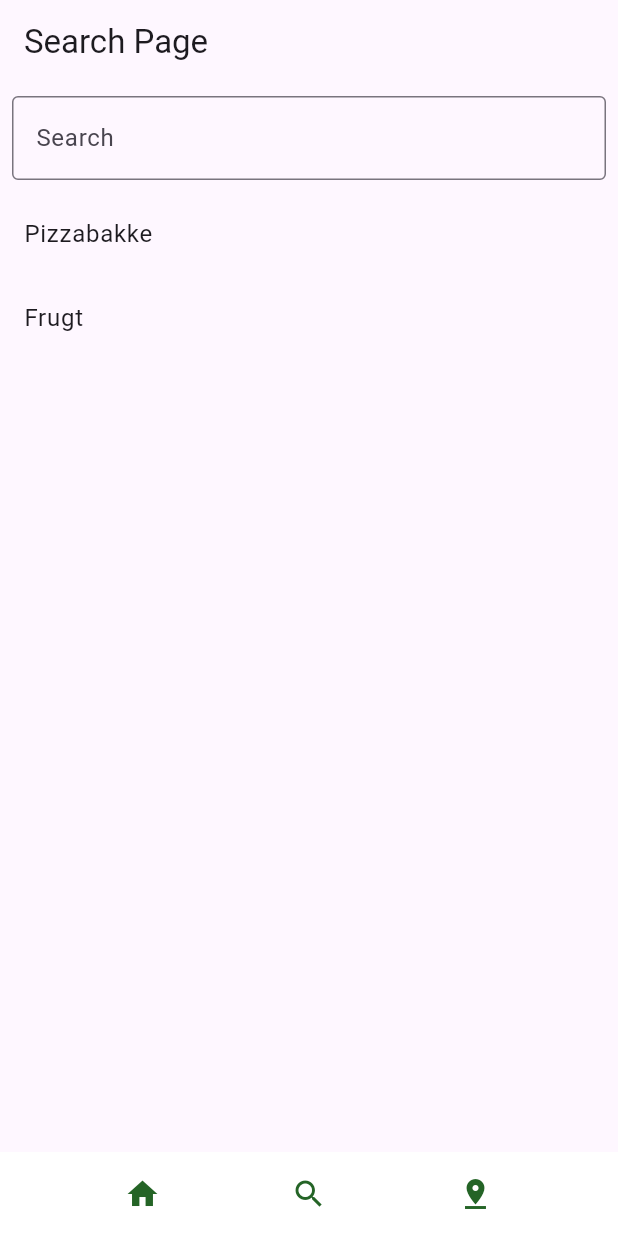
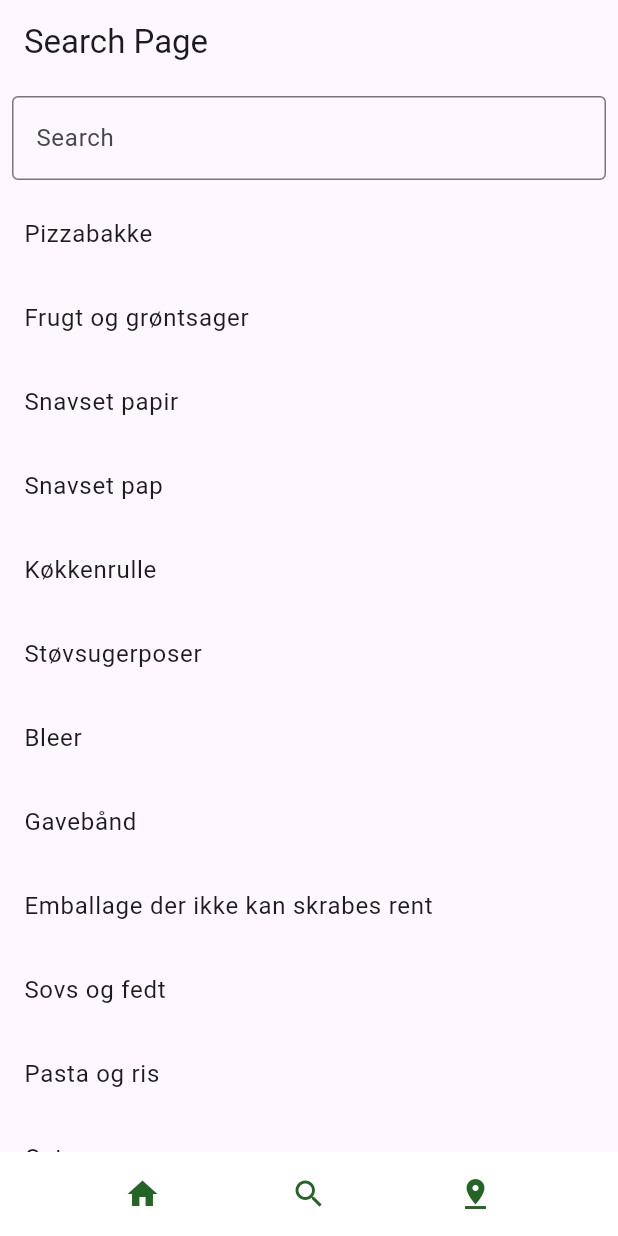
Before and after one commit to JohanHH1/SoftwareprojectFlutter, a Flutter app: the screen it shows after launch, item 2 of the bottom bar chosen, on a phone screen of 412 x 824 dp. Run offline on Flutter 3.47's test engine with Material 3 defaults, Android fonts, the phone set to English and light mode, and no system bars.

Commit message:
items tilføjet

```diff
--- a/flutter_application_1/lib/TrashItemList.dart
+++ b/flutter_application_1/lib/TrashItemList.dart
@@ -9,10 +9,82 @@ final List<TrashItem> allItems = [
     tips: 'Smid eventuele madreesterne i kompost.',
   ),
   TrashItem(
-    name: 'Frugt',
+    name: 'Frugt og grøntsager',
     sortingType: 'Kompost',
     imageUrl: 'https://example.com/banana_peel.jpg',
     tips: 'kan bruges som kompost eller gødning',
   ),
+  TrashItem(
+    name: 'Snavset papir',
+    sortingType: 'Restaffald',
+    imageUrl: '',
+    tips: '',
+  ),
+  TrashItem(
+    name: 'Snavset pap',
+    sortingType: 'Restaffald',
+    imageUrl: '',
+    tips: '',
+  ),
+  TrashItem(
+    name: 'Køkkenrulle',
+    sortingType: 'Restaffald',
+    imageUrl: '',
+    tips: '',
+  ),
+  TrashItem(
+    name: 'Støvsugerposer',
+    sortingType: 'Restaffald',
+    imageUrl: '',
+    tips: '',
+  ),
+  TrashItem(
+    name: 'Bleer',
+    sortingType: 'Restaffald',
+    imageUrl: '',
+    tips: '',
+  ),
+  TrashItem(
+    name: 'Gavebånd',
+    sortingType: 'Restaffald',
+    imageUrl: '',
+    tips: '',
+  ),
+  TrashItem(
+    name: 'Emballage der ikke kan skrabes rent',
+    sortingType: 'Restaffald',
+    imageUrl: '',
+    tips: '',
+  ),
+  TrashItem(
+    name: 'Sovs og fedt',
+    sortingType: 'Kompost',
+    imageUrl: '',
+    tips: '',
+  ),
+  TrashItem(
+    name: 'Pasta og ris',
+    sortingType: 'Kompost',
+    imageUrl: '',
+    tips: '',
+  ),
+  TrashItem(
+    name: 'Ost',
+    sortingType: 'Kompost',
+    imageUrl: '',
+    tips: '',
+  ),
+  TrashItem(
+    name: 'Brød og kager',
+    sortingType: 'Kompost',
+    imageUrl: '',
+    tips: '',
+  ),
+  TrashItem(
+    name: 'Teblade og kaffegrums',
+    sortingType: 'Kompost',
+    imageUrl: '',
+    tips: 'også filtre og poser',
+  ),
   // Tilføj flere TrashItems her
 ];
```
